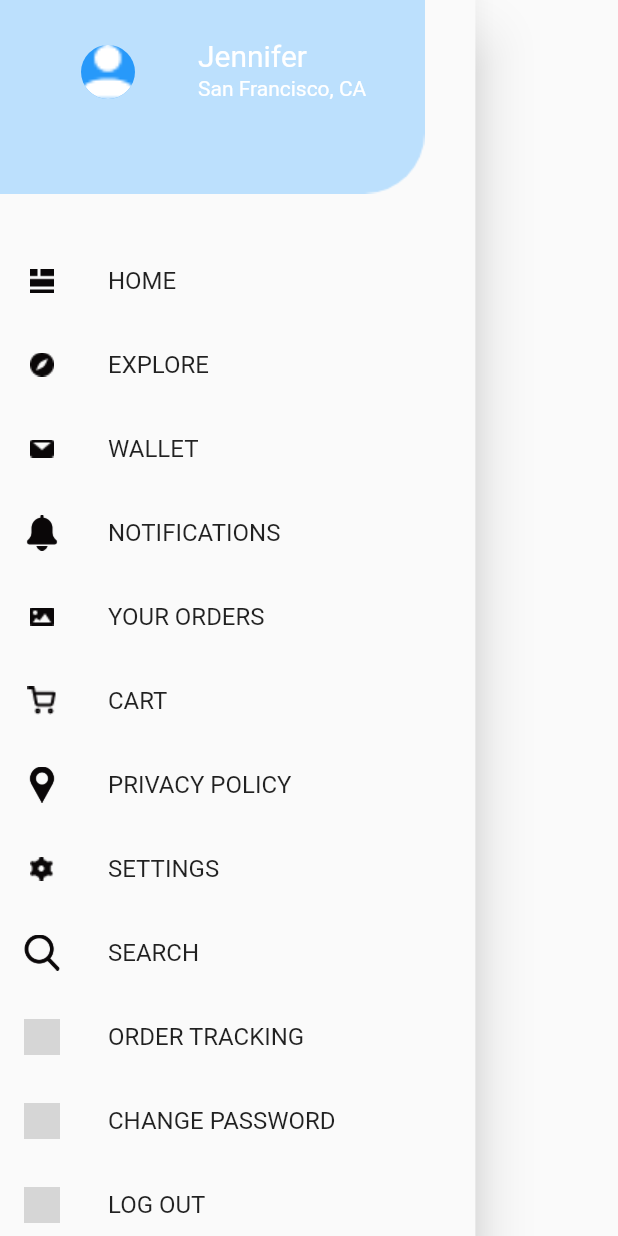
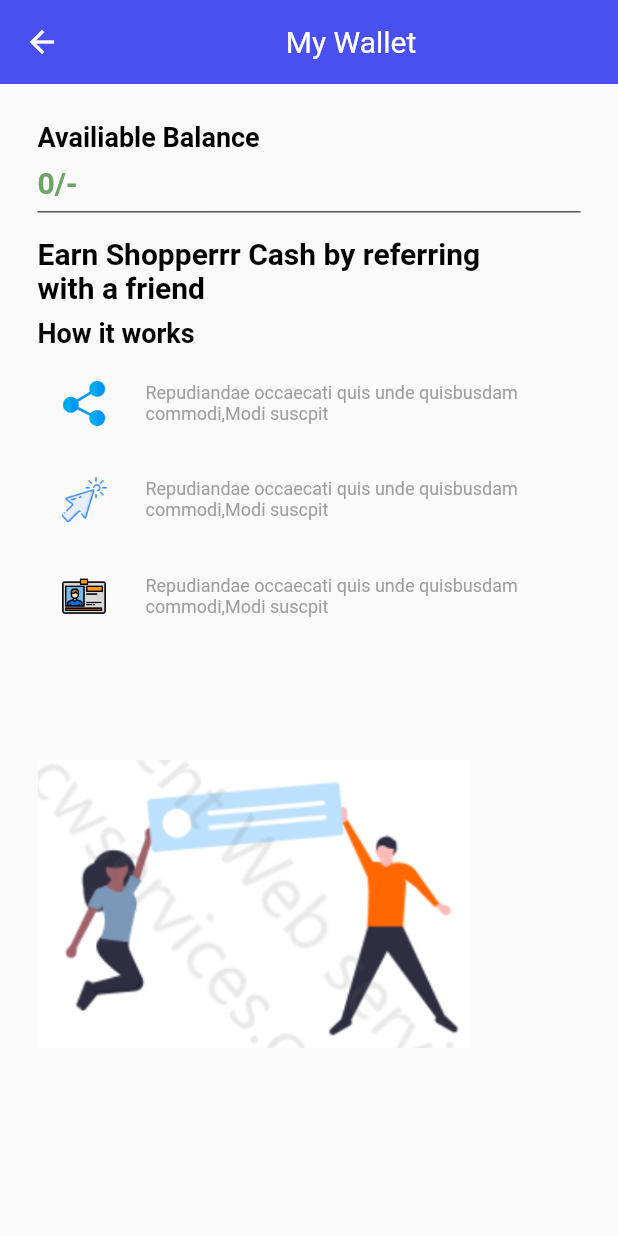
Before and after one commit to akshitachi/Better-e-commerce-app, a Flutter app: the AppDrawer widget shown alone on an empty page, opened directly, after a tap on "WALLET", on a phone screen of 412 x 824 dp. Run offline on Flutter 3.47's test engine with Material 2 defaults, Android fonts, the phone set to English and light mode, and no system bars; our stand-ins replace bottom_navy_bar, cloud_firestore, firebase_auth; accounts and stored records are empty; grey boxes are pictures that could not be loaded.

Commit message:
add wallet screen

```diff
--- a/lib/main.dart
+++ b/lib/main.dart
@@ -3,6 +3,7 @@
 import 'package:e_commerce2/screens/feedback_screen.dart';
 import 'package:e_commerce2/screens/forgot_password_screen.dart';
 import 'package:e_commerce2/screens/signup_screen.dart';
+import 'package:e_commerce2/screens/wallet_screen.dart';
 
 import './screens/first_page.dart';
 import './screens/logout_screen.dart';
@@ -44,6 +45,7 @@
         '/after-signup': (ctx) => AfterSignUp(),
         '/forgot-password': (ctx) => ForgotPassword(),
         '/profile-screen': (ctx) => ProfileScreen(),
+        '/wallet-screen': (ctx) => WalletScreen(),
       },
     );
   }
--- a/lib/screens/home_screen.dart
+++ b/lib/screens/home_screen.dart
@@ -82,6 +82,7 @@
                   width: double.infinity,
                   height: MediaQuery.of(context).size.height / 3,
                   child: ListView(
+
                     physics: BouncingScrollPhysics(),
                     scrollDirection: Axis.horizontal,
                     children: [
--- /dev/null
+++ b/lib/screens/wallet_screen.dart
@@ -0,0 +1,140 @@
+import 'package:flutter/material.dart';
+
+class WalletScreen extends StatelessWidget {
+  final String routeName = '/wallet-screen';
+  @override
+  Widget build(BuildContext context) {
+    return Scaffold(
+      appBar: AppBar(
+        title: Center(
+          child: Text(
+            'My Wallet',
+            style: TextStyle(
+              color: Colors.white,
+              fontWeight: FontWeight.normal,
+            ),
+          ),
+        ),
+        iconTheme: IconThemeData(
+          color: Colors.white,
+        ),
+        backgroundColor: Color(0xff4A50F0),
+        elevation: 0,
+      ),
+      body: Padding(
+        padding: EdgeInsets.all(25.0),
+        child: SingleChildScrollView(
+          child: Column(
+            crossAxisAlignment: CrossAxisAlignment.start,
+            children: [
+              Text(
+                'Availiable Balance',
+                style: TextStyle(
+                  color: Colors.black,
+                  fontWeight: FontWeight.bold,
+                  fontSize: 18,
+                ),
+              ),
+              SizedBox(
+                height: MediaQuery.of(context).size.height * 0.01,
+              ),
+              Text(
+                '0/-',
+                style: TextStyle(
+                  fontWeight: FontWeight.bold,
+                  color: Color(
+                    0xff6DA367,
+                  ),
+                  fontSize: 20,
+                ),
+              ),
+              Divider(
+                color: Colors.black,
+              ),
+              SizedBox(
+                height: MediaQuery.of(context).size.height * 0.01,
+              ),
+              Text(
+                'Earn Shopperrr Cash by referring\nwith a friend',
+                style: TextStyle(
+                  color: Colors.black,
+                  fontSize: 20,
+                  fontWeight: FontWeight.bold,
+                ),
+              ),
+              SizedBox(
+                height: MediaQuery.of(context).size.height * 0.01,
+              ),
+              Text(
+                'How it works',
+                style: TextStyle(
+                  color: Colors.black,
+                  fontWeight: FontWeight.bold,
+                  fontSize: 18,
+                ),
+              ),
+              SizedBox(
+                height: MediaQuery.of(context).size.height * 0.01,
+              ),
+              ListTile(
+                leading: Container(
+                  width: 30,
+                  child: Image.asset('assets/images/share.png'),
+                ),
+                title: Text(
+                  'Repudiandae occaecati quis unde quisbusdam commodi,Modi suscpit',
+                  style: TextStyle(
+                    fontSize: 12,
+                    color: Colors.grey,
+                  ),
+                ),
+              ),
+              SizedBox(
+                height: MediaQuery.of(context).size.height * 0.01,
+              ),
+              ListTile(
+                leading: Container(
+                  width: 30,
+                  child: Image.asset('assets/images/click.png'),
+                ),
+                title: Text(
+                  'Repudiandae occaecati quis unde quisbusdam commodi,Modi suscpit',
+                  style: TextStyle(
+                    fontSize: 12,
+                    color: Colors.grey,
+                  ),
+                ),
+              ),
+              SizedBox(
+                height: MediaQuery.of(context).size.height * 0.01,
+              ),
+              ListTile(
+                leading: Container(
+                  width: 30,
+                  child: Image.asset('assets/images/id-card.png'),
+                ),
+                title: Text(
+                  'Repudiandae occaecati quis unde quisbusdam commodi,Modi suscpit',
+                  style: TextStyle(
+                    fontSize: 12,
+                    color: Colors.grey,
+                  ),
+                ),
+              ),
+              SizedBox(
+                height: MediaQuery.of(context).size.height * 0.04,
+              ),
+              Container(
+                width: MediaQuery.of(context).size.height * 0.35,
+                height: MediaQuery.of(context).size.height * 0.35,
+                child: Image.asset(
+                  'assets/images/jump.png',
+                ),
+              ),
+            ],
+          ),
+        ),
+      ),
+    );
+  }
+}
--- a/lib/widgets/app_drawer.dart
+++ b/lib/widgets/app_drawer.dart
@@ -61,6 +61,7 @@
             Menu(
               assetName: 'Path 50',
               label: 'WALLET',
+              navigator: '/wallet-screen',
             ),
             Menu(
               assetName: 'bell',
--- a/lib/widgets/cart_item.dart
+++ b/lib/widgets/cart_item.dart
@@ -38,12 +38,12 @@
                     style: TextStyle(color: Colors.white),
                     iconEnabledColor: Colors.black,
                     items: <String>[
-                      '100grms',
-                      '200grms',
-                      '400grms',
-                      '500grms',
-                      '850grms',
-                      '1000grms',
+                      // '100grms',
+                      // '200grms',
+                      // '400grms',
+                      // '500grms',
+                      // '850grms',
+                      // '1000grms',
                     ].map<DropdownMenuItem<String>>((String value) {
                       return DropdownMenuItem<String>(
                         value: value,
@@ -76,12 +76,12 @@
                     style: TextStyle(color: Colors.white),
                     iconEnabledColor: Colors.black,
                     items: <String>[
-                      'Qty: 1',
-                      'Qty: 2',
-                      'Qty: 3',
-                      'Qty: 4',
-                      'Qty: 5',
-                      'Qty: 6',
+                      // 'Qty: 1',
+                      // 'Qty: 2',
+                      // 'Qty: 3',
+                      // 'Qty: 4',
+                      // 'Qty: 5',
+                      // 'Qty: 6',
                     ].map<DropdownMenuItem<String>>((String value) {
                       return DropdownMenuItem<String>(
                         value: value,
--- a/lib/widgets/nav_bar.dart
+++ b/lib/widgets/nav_bar.dart
@@ -1,4 +1,5 @@
 import 'package:e_commerce2/screens/home_screen.dart';
+import 'package:e_commerce2/screens/profile_screen.dart';
 import 'package:flutter/material.dart';
 import 'package:bottom_navy_bar/bottom_navy_bar.dart';
 
@@ -8,7 +9,7 @@
 }
 
 class _NavBarState extends State<NavBar> {
-  final String routeName='/home-screen';
+  final String routeName = '/home-screen';
   int _currentIndex = 0;
   PageController _pageController;
   @override
@@ -39,6 +40,10 @@
           },
           children: <Widget>[
             HomeScreen(),
+            HomeScreen(),
+            HomeScreen(),
+            HomeScreen(),
+            ProfileScreen(),
           ],
         ),
       ),
```
Also changed, not shown: assets/images/click.png (added), assets/images/id-card.png (added), assets/images/jump.png (added), assets/images/share.png (added).
